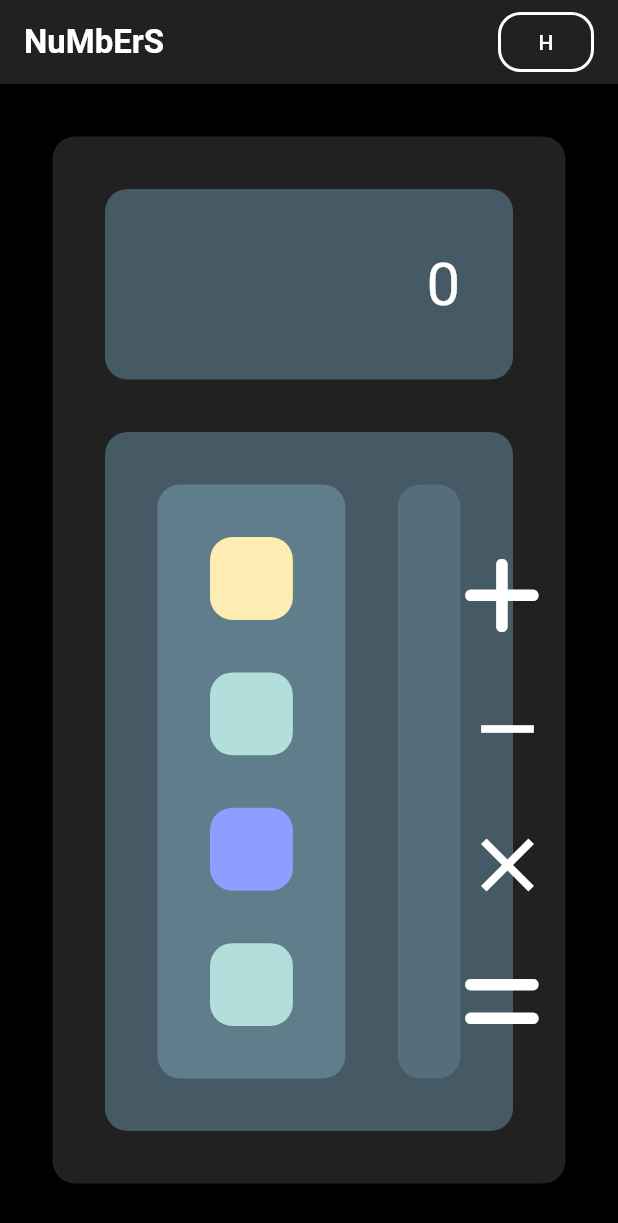
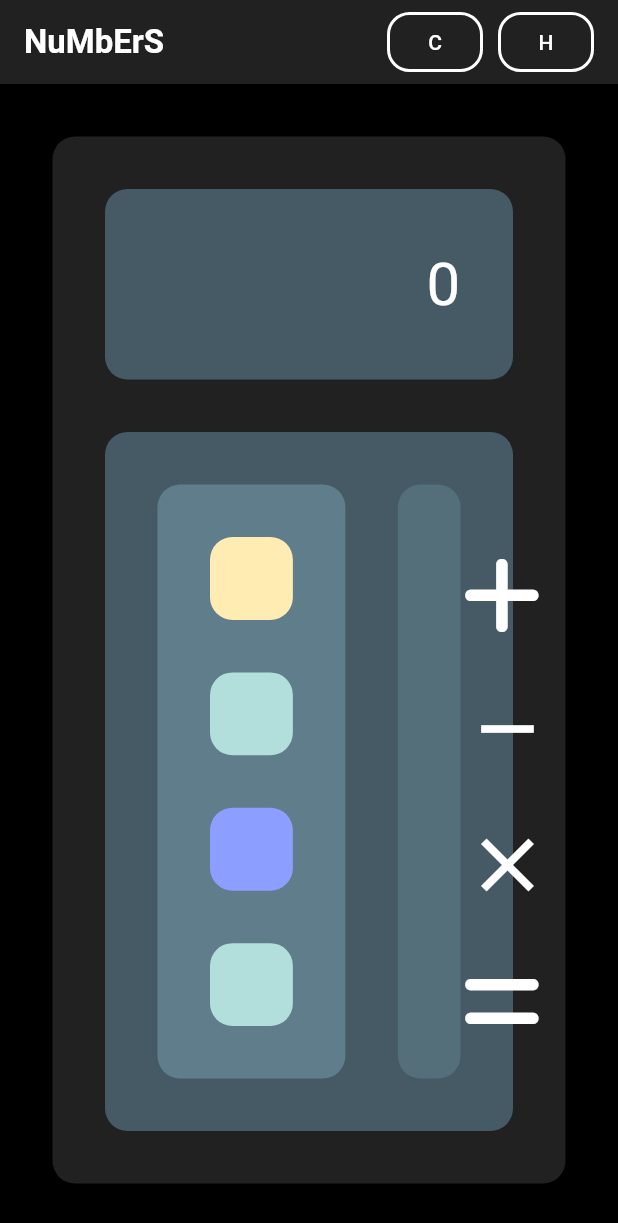
Before and after one commit to Niewiaro/flutter_calculator, a Flutter app: the screen it shows after launch, on a phone screen of 412 x 824 dp. Shown: the top 1223 px of the screen. Run offline on Flutter 3.47's test engine with Material 3 defaults, Android fonts, the phone set to English and light mode, and no system bars; our stand-ins replace font_awesome_flutter.

Commit message:
feat: clear

```diff
--- a/lib/home.dart
+++ b/lib/home.dart
@@ -56,7 +56,6 @@ class _HomeState extends State<Home> {
     });
   }
 
-
   void calculateResult() {
     if (input.isEmpty || previousValue == null || operator == null) return;
 
@@ -85,6 +84,15 @@ class _HomeState extends State<Home> {
     });
   }
 
+  void clearAll() {
+    setState(() {
+      input = '';
+      previousValue = null;
+      operator = null;
+      shouldClearInput = false;
+    });
+  }
+
   @override
   Widget build(BuildContext context) {
     return Scaffold(
@@ -92,12 +100,14 @@ class _HomeState extends State<Home> {
         title: Row(
           children: [
             Text('NuMbErS', style: TextStyle(fontWeight: FontWeight.bold)),
-            Expanded(child: SizedBox()),
+            const Spacer(),
+            StyledOutlinedButton(onPressed: clearAll, child: const Text('C')),
+            const SizedBox(width: 10),
             StyledOutlinedButton(
-              child: const Text('H'),
               onPressed: () {
                 print("Pressed H");
               },
+              child: const Text('H'),
             ),
           ],
         ),
```
Lines whose indentation alone changed are shown as unchanged.
